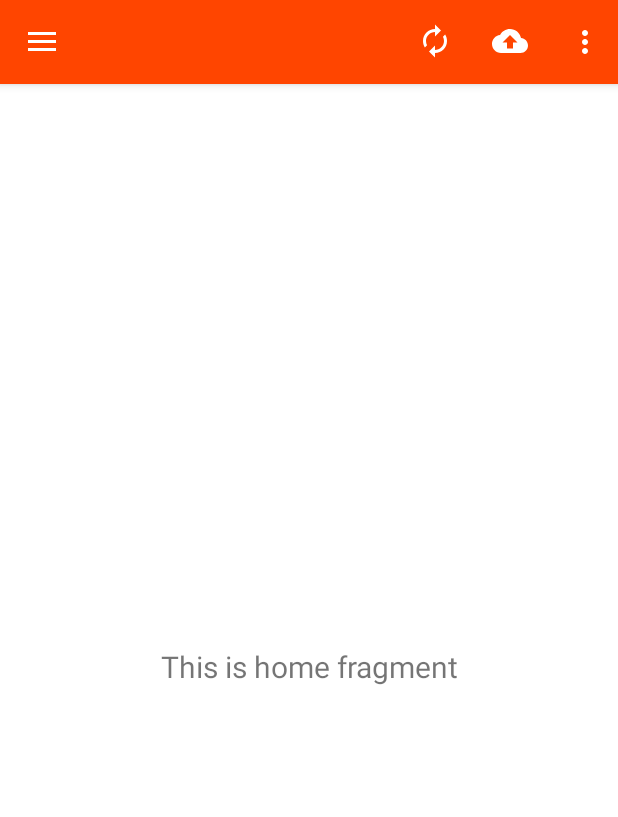
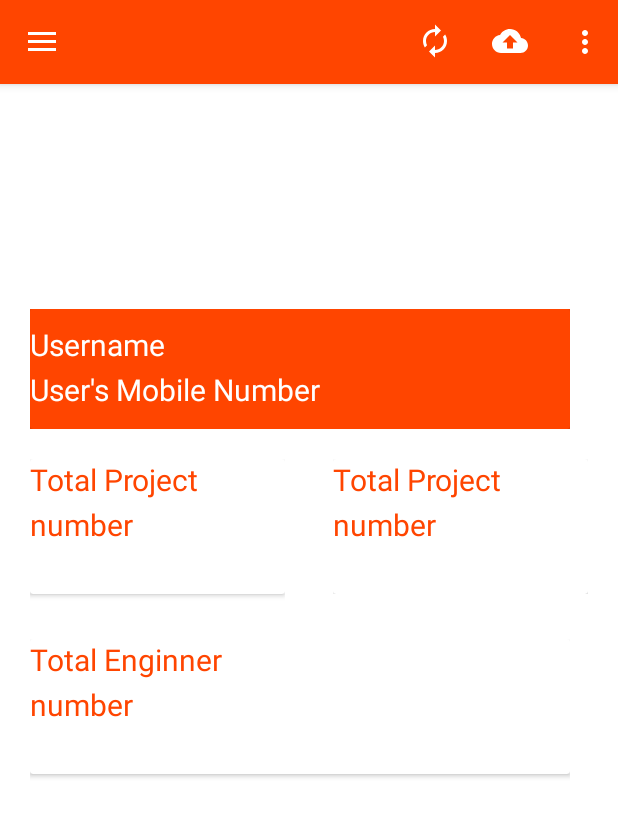
Before and after one commit to nencymodi15/MyProject, an Android app: the Home screen opened directly, with no data from a screen before it, on a phone screen of 412 x 824 dp. Shown: the top 817 px of the screen. Run offline under Robolectric (Android 15) with nearby library versions, the phone set to English and light mode, and no system bars; our stand-ins replace navigation-ui.

Commit message:
third commit for comorwsolve fragment home mobile_navigtion

```diff
--- a/app/src/main/java/com/example/servicesupport/Home.java
+++ b/app/src/main/java/com/example/servicesupport/Home.java
@@ -31,7 +31,9 @@ public class Home extends AppCompatActivity {
         // Passing each menu ID as a set of Ids because each
         // menu should be considered as top level destinations.
         mAppBarConfiguration = new AppBarConfiguration.Builder(
-                R.id.nav_home)
+                R.id.nav_home,R.id.nav_ComplaintResolve,R.id.nav_PunchIn,R.id.nav_ComplaintBooking,R.id.nav_EngInstallation,
+                R.id.nav_installation,R.id.nav_Expense,R.id.nav_Pm_report,R.id.nav_Mat_Acceptance,R.id.nav_mat_mangement,
+                R.id.nav_Trip_request,R.id.nav_arleave,R.id.nav_user,R.id.nav_help)
                 .setDrawerLayout(drawer)
                 .build();
         NavController navController = Navigation.findNavController(this, R.id.nav_host_fragment);
--- /dev/null
+++ b/app/src/main/java/com/example/servicesupport/ui/comresolve/ComoresolveFragment.java
@@ -0,0 +1,38 @@
+package com.example.servicesupport.ui.comresolve;
+
+import androidx.lifecycle.ViewModelProvider;
+
+import android.os.Bundle;
+
+import androidx.annotation.NonNull;
+import androidx.annotation.Nullable;
+import androidx.fragment.app.Fragment;
+
+import android.view.LayoutInflater;
+import android.view.View;
+import android.view.ViewGroup;
+
+import com.example.servicesupport.R;
+
+public class ComoresolveFragment extends Fragment {
+
+    private ComoresolveViewModel mViewModel;
+
+    public static ComoresolveFragment newInstance() {
+        return new ComoresolveFragment();
+    }
+
+    @Override
+    public View onCreateView(@NonNull LayoutInflater inflater, @Nullable ViewGroup container,
+                             @Nullable Bundle savedInstanceState) {
+        return inflater.inflate(R.layout.comoresolve_fragment, container, false);
+    }
+
+    @Override
+    public void onActivityCreated(@Nullable Bundle savedInstanceState) {
+        super.onActivityCreated(savedInstanceState);
+        mViewModel = new ViewModelProvider(this).get(ComoresolveViewModel.class);
+        // TODO: Use the ViewModel
+    }
+
+}
--- /dev/null
+++ b/app/src/main/java/com/example/servicesupport/ui/comresolve/ComoresolveViewModel.java
@@ -0,0 +1,7 @@
+package com.example.servicesupport.ui.comresolve;
+
+import androidx.lifecycle.ViewModel;
+
+public class ComoresolveViewModel extends ViewModel {
+    // TODO: Implement the ViewModel
+}
--- a/app/src/main/java/com/example/servicesupport/ui/home/HomeFragment.java
+++ b/app/src/main/java/com/example/servicesupport/ui/home/HomeFragment.java
@@ -23,13 +23,13 @@ public class HomeFragment extends Fragment {
         homeViewModel =
                 new ViewModelProvider(this).get(HomeViewModel.class);
         View root = inflater.inflate(R.layout.fragment_home, container, false);
-        final TextView textView = root.findViewById(R.id.text_home);
-        homeViewModel.getText().observe(getViewLifecycleOwner(), new Observer<String>() {
-            @Override
-            public void onChanged(@Nullable String s) {
-                textView.setText(s);
-            }
-        });
+       // final TextView textView = root.findViewById(R.id.text_home);
+        //homeViewModel.getText().observe(getViewLifecycleOwner(), new Observer<String>() {
+           // @Override
+          //  public void onChanged(@Nullable String s) {
+            //    textView.setText(s);
+            //}
+        //});
         return root;
     }
 }
--- /dev/null
+++ b/app/src/main/res/layout/comoresolve_fragment.xml
@@ -0,0 +1,13 @@
+<?xml version="1.0" encoding="utf-8"?>
+<FrameLayout xmlns:android="http://schemas.android.com/apk/res/android"
+    xmlns:tools="http://schemas.android.com/tools"
+    android:layout_width="match_parent"
+    android:layout_height="match_parent"
+    tools:context=".ui.comresolve.ComoresolveFragment">
+
+    <TextView
+        android:layout_width="match_parent"
+        android:layout_height="match_parent"
+        android:text="Hello" />
+
+</FrameLayout>
--- a/app/src/main/res/layout/fragment_home.xml
+++ b/app/src/main/res/layout/fragment_home.xml
@@ -1,22 +1,122 @@
 <?xml version="1.0" encoding="utf-8"?>
-<androidx.constraintlayout.widget.ConstraintLayout xmlns:android="http://schemas.android.com/apk/res/android"
+<RelativeLayout xmlns:android="http://schemas.android.com/apk/res/android"
     xmlns:app="http://schemas.android.com/apk/res-auto"
     xmlns:tools="http://schemas.android.com/tools"
     android:layout_width="match_parent"
     android:layout_height="match_parent"
-    tools:context=".ui.home.HomeFragment">
-
-    <TextView
-        android:id="@+id/text_home"
-        android:layout_width="match_parent"
-        android:layout_height="wrap_content"
-        android:layout_marginStart="8dp"
-        android:layout_marginTop="8dp"
-        android:layout_marginEnd="8dp"
-        android:textAlignment="center"
-        android:textSize="20sp"
-        app:layout_constraintBottom_toBottomOf="parent"
-        app:layout_constraintEnd_toEndOf="parent"
-        app:layout_constraintStart_toStartOf="parent"
-        app:layout_constraintTop_toTopOf="parent" />
-</androidx.constraintlayout.widget.ConstraintLayout>
+    tools:context=".ui.home.HomeFragment"
+    android:id="@+id/rll1"
+    android:orientation="vertical"
+    android:layout_gravity="center">
+    <RelativeLayout
+        android:layout_marginLeft="20dp"
+        android:layout_width="360dp"
+        android:layout_height="80dp"
+        android:layout_marginTop="150dp"
+        android:background="#FF4500"
+        android:id="@+id/rlauout">
+        <androidx.cardview.widget.CardView
+            android:layout_width="360dp"
+            android:layout_height="80dp"
+            app:cardBackgroundColor="#FF4500">
+            <TextView
+                android:id="@+id/username"
+                android:layout_width="wrap_content"
+                android:layout_height="wrap_content"
+                android:text="Username"
+                android:layout_marginTop="10dp"
+                android:textSize="20dp"
+                android:textColor="@color/white"/>
+            <TextView
+                android:id="@+id/mobilenumber"
+                android:layout_width="wrap_content"
+                android:layout_height="wrap_content"
+                android:textColor="@color/white"
+                android:textSize="20dp"
+                android:text="User's Mobile Number"
+                android:layout_marginTop="40dp"/>
+        </androidx.cardview.widget.CardView>
+    </RelativeLayout>
+    <RelativeLayout
+        android:layout_below="@+id/rlauout"
+        android:layout_marginLeft="20dp"
+        android:layout_marginTop="20dp"
+        android:layout_width="170dp"
+        android:layout_height="100dp"
+        android:id="@+id/rlauout2">
+        <androidx.cardview.widget.CardView
+            android:layout_width="180dp"
+            android:layout_height="90dp">
+            <TextView
+                android:id="@+id/total_p"
+                android:layout_width="wrap_content"
+                android:layout_height="wrap_content"
+                android:text="Total Project"
+                android:textSize="20dp"
+                android:textColor="#FF4500"/>
+            <TextView
+                android:id="@+id/totalProject"
+                android:layout_width="wrap_content"
+                android:layout_height="wrap_content"
+                android:textColor="#FF4500"
+                android:textSize="20dp"
+                android:text="number"
+                android:layout_marginTop="30dp"/>
+        </androidx.cardview.widget.CardView>
+    </RelativeLayout>
+    <RelativeLayout
+        android:layout_marginLeft="20dp"
+        android:layout_marginTop="20dp"
+        android:layout_width="170dp"
+        android:layout_height="90dp"
+        android:layout_below="@+id/rlauout"
+        android:layout_marginRight="20dp"
+        android:layout_alignParentRight="true">
+        <androidx.cardview.widget.CardView
+            android:layout_width="180dp"
+            android:layout_height="90dp">
+            <TextView
+                android:id="@+id/total_l"
+                android:layout_width="wrap_content"
+                android:layout_height="wrap_content"
+                android:textSize="20dp"
+                android:text="Total Project"
+                android:textColor="#FF4500"/>
+            <TextView
+                android:id="@+id/totalLocation"
+                android:layout_width="wrap_content"
+                android:layout_height="wrap_content"
+                android:textSize="20dp"
+                android:textColor="#FF4500"
+                android:text="number"
+                android:layout_marginTop="30dp"/>
+        </androidx.cardview.widget.CardView>
+    </RelativeLayout>
+    <RelativeLayout
+        android:layout_below="@+id/rlauout2"
+        android:layout_marginLeft="20dp"
+        android:layout_marginTop="20dp"
+        android:layout_width="360dp"
+        android:layout_height="100dp"
+        android:id="@+id/rlauout3">
+        <androidx.cardview.widget.CardView
+            android:layout_width="360dp"
+            android:layout_height="90dp">
+            <TextView
+                android:id="@+id/total_e"
+                android:layout_width="wrap_content"
+                android:layout_height="wrap_content"
+                android:text="Total Enginner"
+                android:textSize="20dp"
+                android:textColor="#FF4500"/>
+            <TextView
+                android:id="@+id/totalEngineer"
+                android:layout_width="wrap_content"
+                android:layout_height="wrap_content"
+                android:textColor="#FF4500"
+                android:text="number"
+                android:textSize="20dp"
+                android:layout_marginTop="30dp"/>
+        </androidx.cardview.widget.CardView>
+    </RelativeLayout>
+</RelativeLayout>
--- a/app/src/main/res/navigation/mobile_navigation.xml
+++ b/app/src/main/res/navigation/mobile_navigation.xml
@@ -10,6 +10,11 @@
         android:name="com.example.servicesupport.ui.home.HomeFragment"
         android:label="@string/menu_home"
         tools:layout="@layout/fragment_home" />
+    <fragment
+        android:id="@+id/nav_ComplaintResolve"
+        android:name="com.example.servicesupport.ui.comresolve.ComoresolveFragment"
+        android:label="@string/menu_c_resolve"
+        tools:layout="@layout/comoresolve_fragment" />
 
 
 </navigation>
--- a/app/src/main/res/values/strings.xml
+++ b/app/src/main/res/values/strings.xml
@@ -24,4 +24,6 @@
     <string name="menu_user">User</string>
     <string name="menu_notification">Notification</string>
     <string name="menu_help">Help</string>
+    <!-- TODO: Remove or change this placeholder text -->
+    <string name="hello_blank_fragment">Hello blank fragment</string>
 </resources>
```
